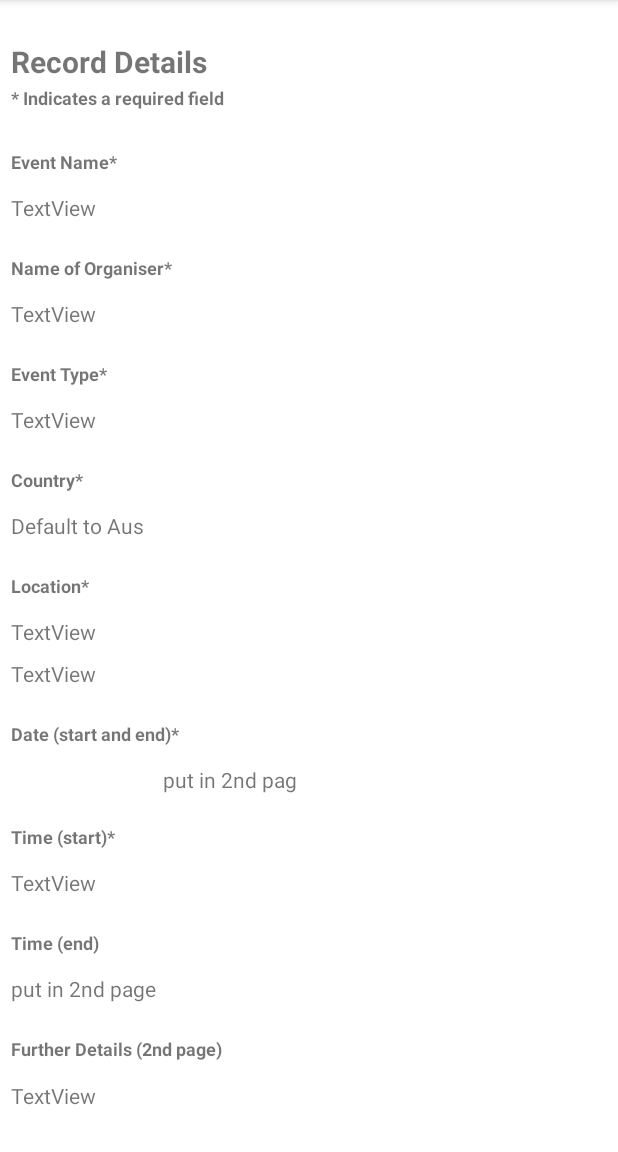
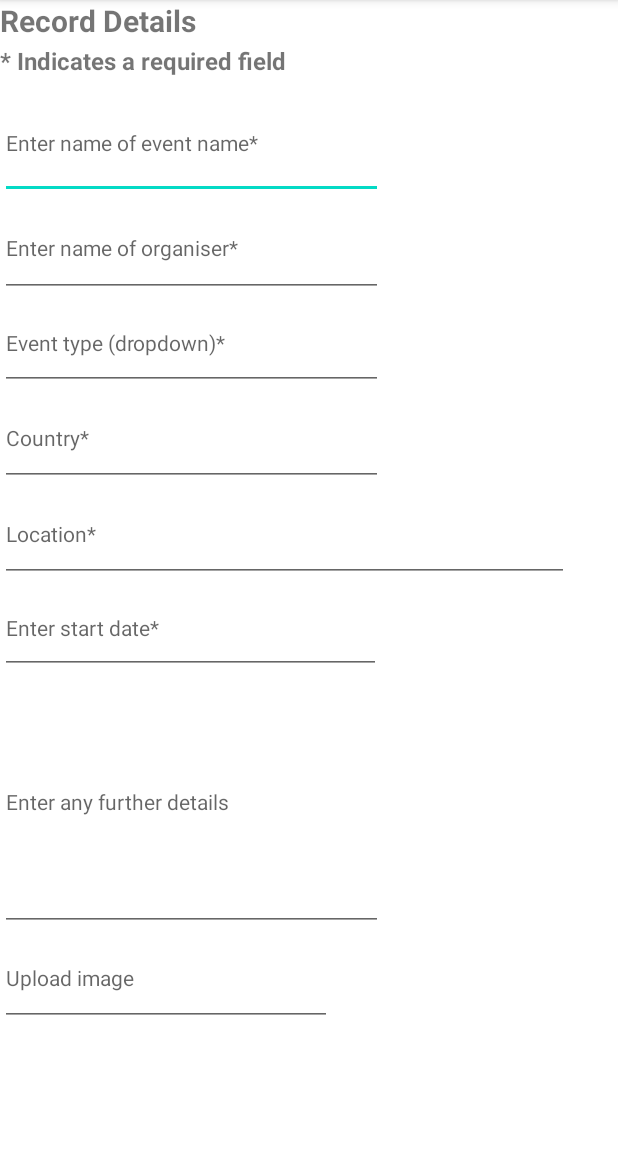
Before and after one commit to Cosmo-Yan/infs3605_group_project, an Android app: the screen it shows after launch (MainActivity), on a phone screen of 412 x 824 dp, the part 84-1236 px from its top. Run offline under Robolectric (Android 15) with nearby library versions, the light colour scheme and no system bars.

Commit message:
To do:
- Create a new version of the form using edit texts
- Add borders to the edit text views
- Add drop down menus
- Automatically create a new line when the user is types a long response
- Add the Save and Next buttons
- Make the form prettier
- Add a drawer

```diff
--- a/app/src/main/java/com/example/infs3605_group_project/MainActivity.java
+++ b/app/src/main/java/com/example/infs3605_group_project/MainActivity.java
@@ -9,6 +9,6 @@ public class MainActivity extends AppCompatActivity {
     @Override
     protected void onCreate(Bundle savedInstanceState) {
         super.onCreate(savedInstanceState);
-        setContentView(R.layout.form);
+        setContentView(R.layout.form_v2);
     }
 }
--- a/app/src/main/res/layout/form_v2.xml
+++ b/app/src/main/res/layout/form_v2.xml
@@ -1,6 +1,108 @@
 <?xml version="1.0" encoding="utf-8"?>
 <androidx.constraintlayout.widget.ConstraintLayout xmlns:android="http://schemas.android.com/apk/res/android"
+    xmlns:app="http://schemas.android.com/apk/res-auto"
+    xmlns:tools="http://schemas.android.com/tools"
     android:layout_width="match_parent"
     android:layout_height="match_parent">
 
+    <ScrollView
+        android:layout_width="match_parent"
+        android:layout_height="match_parent">
+
+        <LinearLayout
+            android:layout_width="match_parent"
+            android:layout_height="wrap_content"
+            android:orientation="vertical" >
+
+            <TextView
+                android:id="@+id/screenName3"
+                android:layout_width="194dp"
+                android:layout_height="29dp"
+                android:text="Record Details"
+                android:textSize="20sp"
+                android:textStyle="bold" />
+
+            <TextView
+                android:id="@+id/reqField3"
+                android:layout_width="194dp"
+                android:layout_height="29dp"
+                android:text="* Indicates a required field"
+                android:textSize="16sp"
+                android:textStyle="bold" />
+
+            <EditText
+                android:id="@+id/eventName"
+                android:layout_width="255dp"
+                android:layout_height="74dp"
+                android:ems="10"
+                android:hint="Enter name of event name*"
+                android:inputType="textPersonName"
+                android:textSize="14sp" />
+
+            <EditText
+                android:id="@+id/orgName"
+                android:layout_width="255dp"
+                android:layout_height="65dp"
+                android:ems="10"
+                android:hint="Enter name of organiser*"
+                android:inputType="textPersonName"
+                android:textSize="14sp" />
+
+            <EditText
+                android:id="@+id/eventType"
+                android:layout_width="255dp"
+                android:layout_height="62dp"
+                android:ems="10"
+                android:hint="Event type (dropdown)*"
+                android:inputType="textPersonName"
+                android:textSize="14sp" />
+
+            <EditText
+                android:id="@+id/country"
+                android:layout_width="255dp"
+                android:layout_height="64dp"
+                android:ems="10"
+                android:hint="Country*"
+                android:inputType="textPersonName"
+                android:textSize="14sp" />
+
+            <EditText
+                android:id="@+id/location"
+                android:layout_width="379dp"
+                android:layout_height="64dp"
+                android:ems="10"
+                android:hint="Location*"
+                android:inputType="textPersonName"
+                android:textSize="14sp" />
+
+            <EditText
+                android:id="@+id/startDate"
+                android:layout_width="254dp"
+                android:layout_height="61dp"
+                android:ems="10"
+                android:hint="Enter start date*"
+                android:inputType="textPersonName"
+                android:textSize="14sp" />
+
+            <EditText
+                android:id="@+id/furtherDetails"
+                android:layout_width="255dp"
+                android:layout_height="171dp"
+                android:ems="10"
+                android:hint="Enter any further details"
+                android:inputType="textPersonName"
+                android:textSize="14sp" />
+
+            <EditText
+                android:id="@+id/uploadImage"
+                android:layout_width="221dp"
+                android:layout_height="63dp"
+                android:ems="10"
+                android:hint="Upload image "
+                android:inputType="textPersonName"
+                android:textSize="14sp" />
+
+        </LinearLayout>
+    </ScrollView>
+
 </androidx.constraintlayout.widget.ConstraintLayout>
```
